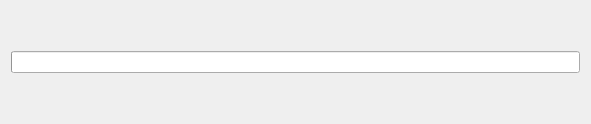
FunnyAWM/MusicSyncTool, file forms/LoadingPage.ui: the form before one commit.
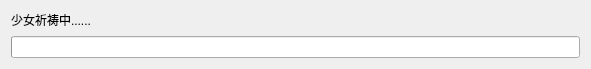
The form after the commit.

Diff of the .ui file:
```diff
--- a/forms/LoadingPage.ui
+++ b/forms/LoadingPage.ui
@@ -7,14 +7,14 @@
     <x>0</x>
     <y>0</y>
     <width>591</width>
-    <height>124</height>
+    <height>69</height>
    </rect>
   </property>
   <property name="windowTitle">
    <string>正在加载</string>
   </property>
   <layout class="QGridLayout" name="gridLayout">
-   <item row="0" column="0" colspan="2">
+   <item row="2" column="0" colspan="2">
     <widget class="QProgressBar" name="progressBar">
      <property name="sizePolicy">
       <sizepolicy hsizetype="Expanding" vsizetype="Fixed">
@@ -39,6 +39,26 @@
      </property>
     </widget>
    </item>
+   <item row="1" column="0" colspan="2">
+    <spacer name="verticalSpacer">
+     <property name="orientation">
+      <enum>Qt::Orientation::Vertical</enum>
+     </property>
+     <property name="sizeHint" stdset="0">
+      <size>
+       <width>20</width>
+       <height>40</height>
+      </size>
+     </property>
+    </spacer>
+   </item>
+   <item row="0" column="0" colspan="2">
+    <widget class="QLabel" name="label">
+     <property name="text">
+      <string>少女祈祷中......</string>
+     </property>
+    </widget>
+   </item>
   </layout>
  </widget>
  <layoutdefault spacing="6" margin="11"/>
```
